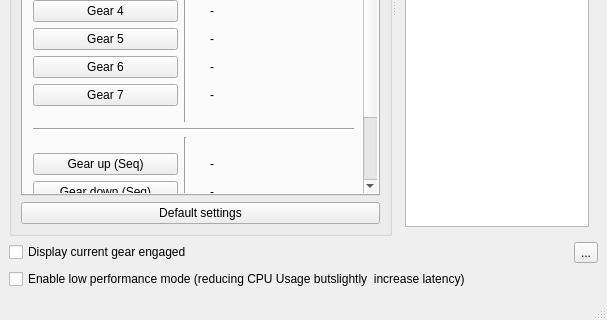
First picture: the form in BrokenTC2/mainwindow.ui, repository BrokenGameNoob/BrokenTC2, before the edit; both pictures show x 0 to 607 and y 342 to 662 of the 607 by 662 pixel window.
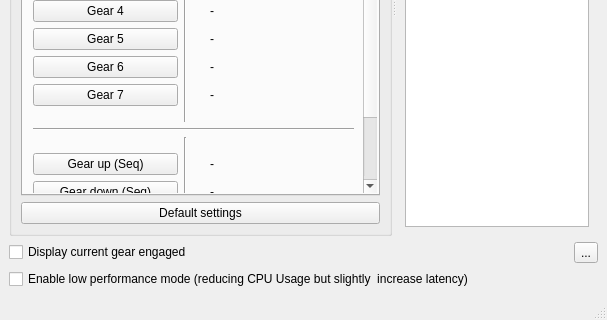
Second picture: the form after the edit. Icons and pictures are not drawn. Custom widgets are drawn as their Qt base class.

Commit message: Working low perf mode + save : Release v0.1.2

Diff of the .ui file:
```diff
--- a/BrokenTC2/mainwindow.ui
+++ b/BrokenTC2/mainwindow.ui
@@ -719,7 +719,7 @@
     <item row="5" column="0" colspan="2">
      <widget class="QCheckBox" name="cb_lowPerfMode">
       <property name="text">
-       <string>Enable low performance mode (reducing CPU Usage butslightly  increase latency)</string>
+       <string>Enable low performance mode (reducing CPU Usage but slightly  increase latency)</string>
       </property>
      </widget>
     </item>
```
The commit also changes 2 other files.
